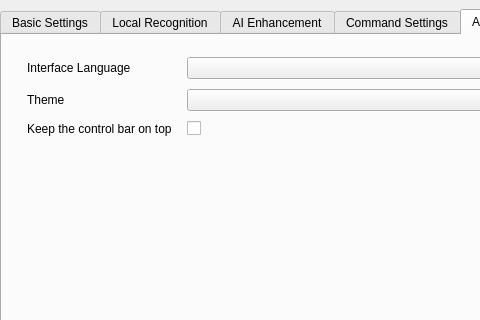
Old version of the form src/app/MainWin.ui in the repository Zeuear/IME_Audio; both pictures show x 0 to 480 and y 0 to 320 of the 860 by 787 pixel window.
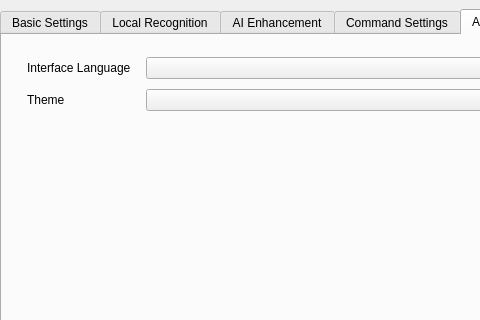
New version of the form. The open tabs and pages were chosen to show the change. Icons and pictures are not drawn. Custom widgets are drawn as their Qt base class.

```diff
--- a/src/app/MainWin.ui
+++ b/src/app/MainWin.ui
@@ -1202,20 +1202,6 @@
              <item row="1" column="1">
               <widget class="QComboBox" name="theme_comb"/>
              </item>
-             <item row="2" column="0">
-              <widget class="QLabel" name="appearance_on_top_label">
-               <property name="text">
-                <string>Keep the control bar on top</string>
-               </property>
-              </widget>
-             </item>
-             <item row="2" column="1" alignment="Qt::AlignmentFlag::AlignLeft|Qt::AlignmentFlag::AlignVCenter">
-              <widget class="AnimatedCheckBox" name="bar_on_top_checkbox">
-               <property name="text">
-                <string/>
-               </property>
-              </widget>
-             </item>
             </layout>
            </widget>
           </item>
```
